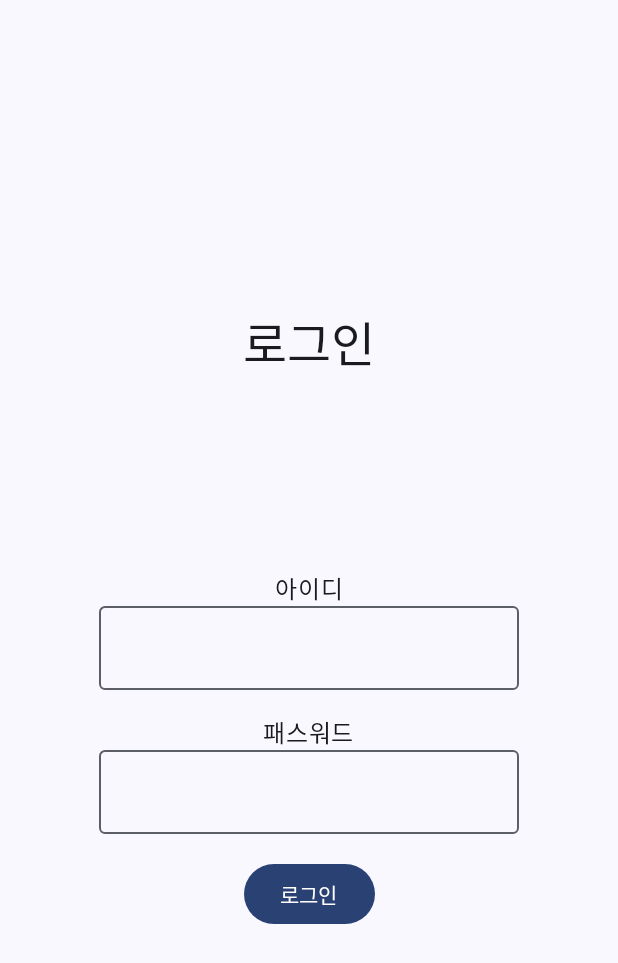
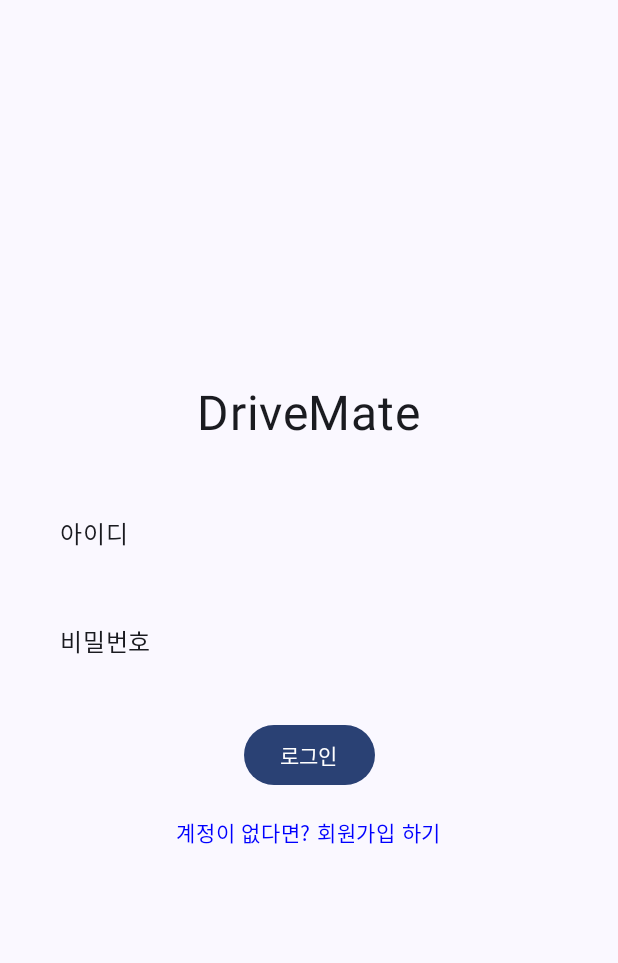
Before and after one commit to Team6DriveMate/DriveMate, an Android app built with Jetpack Compose: the screen it shows after launch (MainActivity), after a tap on "로그인", on a phone screen of 412 x 824 dp. Shown: the top 963 px of the screen. Run offline under Robolectric (Android 15) with nearby library versions, the phone set to English and light mode, and no system bars.

Commit message:
LoginScreen & SignUpScreen

```diff
--- a/app/build.gradle.kts
+++ b/app/build.gradle.kts
@@ -63,6 +63,7 @@ dependencies {
     implementation("androidx.compose.ui:ui-graphics")
     implementation("androidx.compose.ui:ui-tooling-preview")
     implementation("androidx.compose.material3:material3")
+    implementation("androidx.navigation:navigation-compose:2.8.3")
     testImplementation("junit:junit:4.13.2")
     androidTestImplementation("androidx.test.ext:junit:1.2.1")
     androidTestImplementation("androidx.test.espresso:espresso-core:3.6.1")
--- /dev/null
+++ b/app/src/main/java/com/jeoktoma/drivemate/LoginScreen.kt
@@ -0,0 +1,92 @@
+package com.jeoktoma.drivemate
+
+import android.widget.Toast
+import androidx.compose.foundation.clickable
+import androidx.compose.foundation.layout.*
+import androidx.compose.foundation.text.BasicTextField
+import androidx.compose.material3.Button
+import androidx.compose.material3.Text
+import androidx.compose.runtime.*
+import androidx.compose.ui.Alignment
+import androidx.compose.ui.Modifier
+import androidx.compose.ui.graphics.Color
+import androidx.compose.ui.platform.LocalContext
+import androidx.compose.ui.tooling.preview.Preview
+import androidx.compose.ui.unit.dp
+import androidx.compose.ui.unit.sp
+import androidx.navigation.NavController
+import kotlinx.coroutines.launch
+
+@Composable
+fun LoginScreen(navController: NavController) {
+    var inputID by remember { mutableStateOf("") }
+    var inputPW by remember { mutableStateOf("") }
+    val context = LocalContext.current
+    val coroutineScope = rememberCoroutineScope()
+
+    Column(
+        modifier = Modifier
+            .fillMaxSize()
+            .padding(16.dp),
+        horizontalAlignment = Alignment.CenterHorizontally,
+        verticalArrangement = Arrangement.Center
+    ) {
+        Text("DriveMate", fontSize = 32.sp)
+
+        Spacer(modifier = Modifier.height(24.dp))
+
+        BasicTextField(
+            value = inputID,
+            onValueChange = { inputID = it },
+            modifier = Modifier
+                .fillMaxWidth()
+                .padding(8.dp),
+            decorationBox = { innerTextField ->
+                Box(Modifier.padding(16.dp)) {
+                    if (inputID.isEmpty()) Text("아이디")
+                    innerTextField()
+                }
+            }
+        )
+
+        BasicTextField(
+            value = inputPW,
+            onValueChange = { inputPW = it },
+            modifier = Modifier
+                .fillMaxWidth()
+                .padding(8.dp),
+            decorationBox = { innerTextField ->
+                Box(Modifier.padding(16.dp)) {
+                    if (inputPW.isEmpty()) Text("비밀번호")
+                    innerTextField()
+                }
+            }
+        )
+
+        Spacer(modifier = Modifier.height(16.dp))
+
+        Button(onClick = {
+            coroutineScope.launch {
+                val success = performLoginService(id = inputID, pw = inputPW, context = context)
+                if (success) {
+                    navController.navigate("mainScreen") // 로그인 성공 시 메인 화면으로 이동
+                } else {
+                    Toast.makeText(context, "로그인 실패", Toast.LENGTH_SHORT).show()
+                }
+            }
+        }) {
+            Text("로그인")
+        }
+
+        Spacer(modifier = Modifier.height(16.dp))
+
+        Text(
+            text = "계정이 없다면? 회원가입 하기",
+            color = Color.Blue,
+            fontSize = 14.sp,
+            modifier = Modifier.clickable {
+                navController.navigate("signUpScreen")
+            }
+        )
+    }
+}
--- a/app/src/main/java/com/jeoktoma/drivemate/LoginService.kt
+++ b/app/src/main/java/com/jeoktoma/drivemate/LoginService.kt
@@ -1,10 +1,7 @@
 package com.jeoktoma.drivemate
 
 import android.content.Context
-import android.util.Log
 import android.widget.Toast
-import androidx.compose.runtime.Composable
-import androidx.compose.ui.platform.LocalContext
 import kotlinx.coroutines.CoroutineScope
 import kotlinx.coroutines.Dispatchers
 import kotlinx.coroutines.launch
@@ -26,24 +23,12 @@ interface LoginService {
     suspend fun login(@Body loginRequest: LoginRequest): Response<LoginResponse>
 }
 
-
-fun performLogin(id: String, pw: String, context: Context) {
-    CoroutineScope(Dispatchers.IO).launch {
+suspend fun performLoginService(id: String, pw: String, context: Context): Boolean {
+    return try {
         val response = loginService.login(LoginRequest(id, pw))
-        withContext(Dispatchers.Main) {
-            if (response.isSuccessful) {
-                val loginResponse = response.body()
-                if (loginResponse?.success == true) {
-                    // 로그인 성공 처리
-                    Toast.makeText(context, "로그인 성공", Toast.LENGTH_SHORT).show()
-                } else {
-                    // 로그인 실패 처리
-                    Toast.makeText(context, "로그인 실패", Toast.LENGTH_SHORT).show()
-                }
-            } else {
-                // 네트워크 오류 처리
-                Toast.makeText(context, "네트워크 오류: ${response.code()}", Toast.LENGTH_SHORT).show()
-            }
-        }
+        response.isSuccessful && response.body()?.success == true
+    } catch (e: Exception) {
+        Toast.makeText(context, "네트워크 오류: ${e.message}", Toast.LENGTH_SHORT).show()
+        false
     }
 }
--- a/app/src/main/java/com/jeoktoma/drivemate/MainActivity.kt
+++ b/app/src/main/java/com/jeoktoma/drivemate/MainActivity.kt
@@ -1,30 +1,15 @@
 package com.jeoktoma.drivemate
 
 import android.os.Bundle
-import android.widget.Toast
 import androidx.activity.ComponentActivity
 import androidx.activity.compose.setContent
-import androidx.compose.foundation.layout.Arrangement
-import androidx.compose.foundation.layout.Column
-import androidx.compose.foundation.layout.Row
-import androidx.compose.foundation.layout.Spacer
 import androidx.compose.foundation.layout.fillMaxSize
-import androidx.compose.foundation.layout.height
-import androidx.compose.material3.Button
 import androidx.compose.material3.MaterialTheme
-import androidx.compose.material3.OutlinedTextField
 import androidx.compose.material3.Surface
-import androidx.compose.material3.Text
-import androidx.compose.runtime.Composable
-import androidx.compose.runtime.getValue
-import androidx.compose.runtime.mutableStateOf
-import androidx.compose.runtime.remember
-import androidx.compose.runtime.setValue
-import androidx.compose.ui.Alignment
 import androidx.compose.ui.Modifier
 import androidx.compose.ui.platform.LocalContext
-import androidx.compose.ui.tooling.preview.Preview
-import androidx.compose.ui.unit.dp
+import androidx.navigation.NavController
+import androidx.navigation.compose.rememberNavController
 import com.jeoktoma.drivemate.ui.theme.DriveMateTheme
 
 class MainActivity : ComponentActivity() {
@@ -32,59 +17,14 @@ class MainActivity : ComponentActivity() {
         super.onCreate(savedInstanceState)
         setContent {
             DriveMateTheme {
-                // A surface container using the 'background' color from the theme
                 Surface(
                     modifier = Modifier.fillMaxSize(),
                     color = MaterialTheme.colorScheme.background
                 ) {
-                    Login()
+                    val navController = rememberNavController()
+                    AppNavigation(navController)
                 }
             }
         }
     }
 }
-
-
-@Composable
-fun Login(){
-    var inputID by remember {mutableStateOf("")}
-    var inputPW by remember {mutableStateOf("")}
-
-    Column(modifier = Modifier.fillMaxSize(),
-        verticalArrangement = Arrangement.Center,
-        horizontalAlignment = Alignment.CenterHorizontally){
-        Text("로그인",
-            style = MaterialTheme.typography.headlineLarge)
-        Spacer(modifier = Modifier.height(128.dp))
-        Text("아이디")
-        OutlinedTextField(
-            value = inputID,
-            onValueChange = {inputID = it},
-            singleLine = true
-        )
-        Spacer(modifier = Modifier.height(16.dp))
-        Text("패스워드")
-        OutlinedTextField(
-            value = inputPW,
-            onValueChange = {inputPW = it},
-            singleLine = true
-        )
-        Spacer(modifier = Modifier.height(16.dp))
-
-        Row {
-            val context = LocalContext.current
-            Button(onClick = {
-                performLogin(inputID, inputPW, context)
-            })
-            {
-                Text("로그인")
-            }
-        }
-    }
-}
-
-@Preview(showBackground = true)
-@Composable
-fun LoginPreview() {
-    Login()
-}
--- /dev/null
+++ b/app/src/main/java/com/jeoktoma/drivemate/Navigation.kt
@@ -0,0 +1,15 @@
+package com.jeoktoma.drivemate
+
+import androidx.compose.runtime.Composable
+import androidx.navigation.NavHostController
+import androidx.navigation.compose.NavHost
+import androidx.navigation.compose.composable
+
+@Composable
+fun AppNavigation(navController: NavHostController) {
+    NavHost(navController = navController, startDestination = "loginScreen") {
+        composable("loginScreen") { LoginScreen(navController) }
+        composable("signUpScreen") { SignUpScreen(navController) }
+        composable("mainScreen") { MainScreen() }
+    }
+}
--- a/build.gradle.kts
+++ b/build.gradle.kts
@@ -1,5 +1,5 @@
 // Top-level build file where you can add configuration options common to all sub-projects/modules.
 plugins {
-    id("com.android.application") version "8.2.0-rc01" apply false
+    id("com.android.application") version "8.2.2" apply false
     id("org.jetbrains.kotlin.android") version "1.9.0" apply false
 }
```
Also changed, not shown: app/src/main/java/com/jeoktoma/drivemate/MainScreen.kt (added, +18 -0 lines), app/src/main/java/com/jeoktoma/drivemate/SignUpScreen.kt (added, +30 -0 lines).
